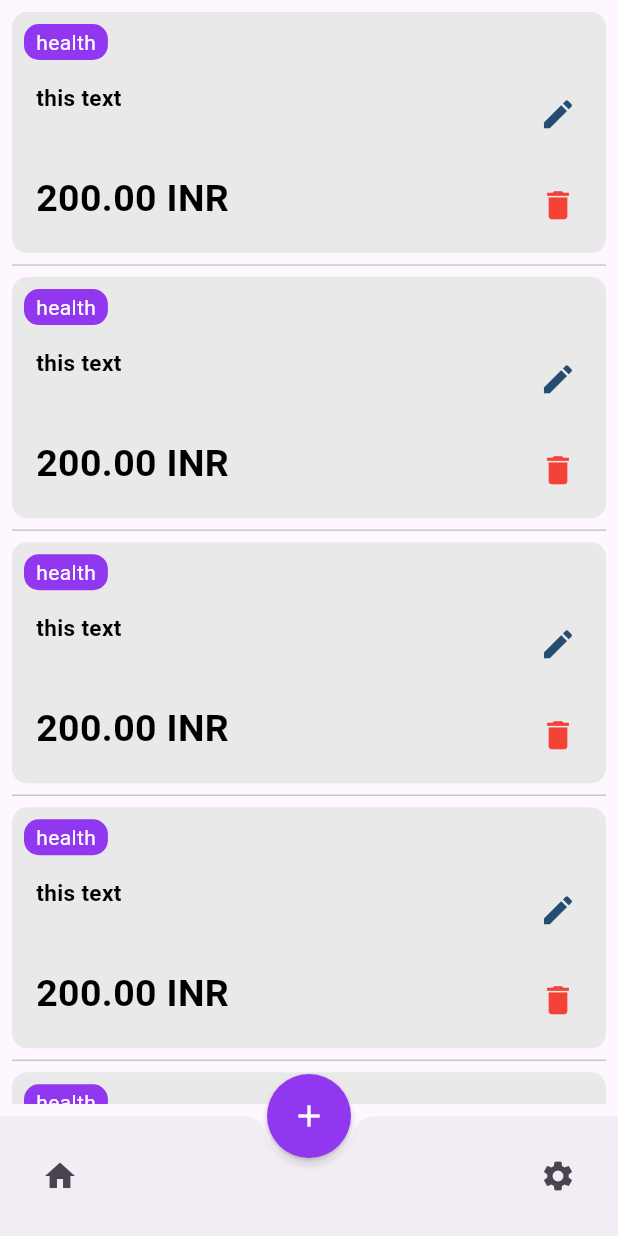
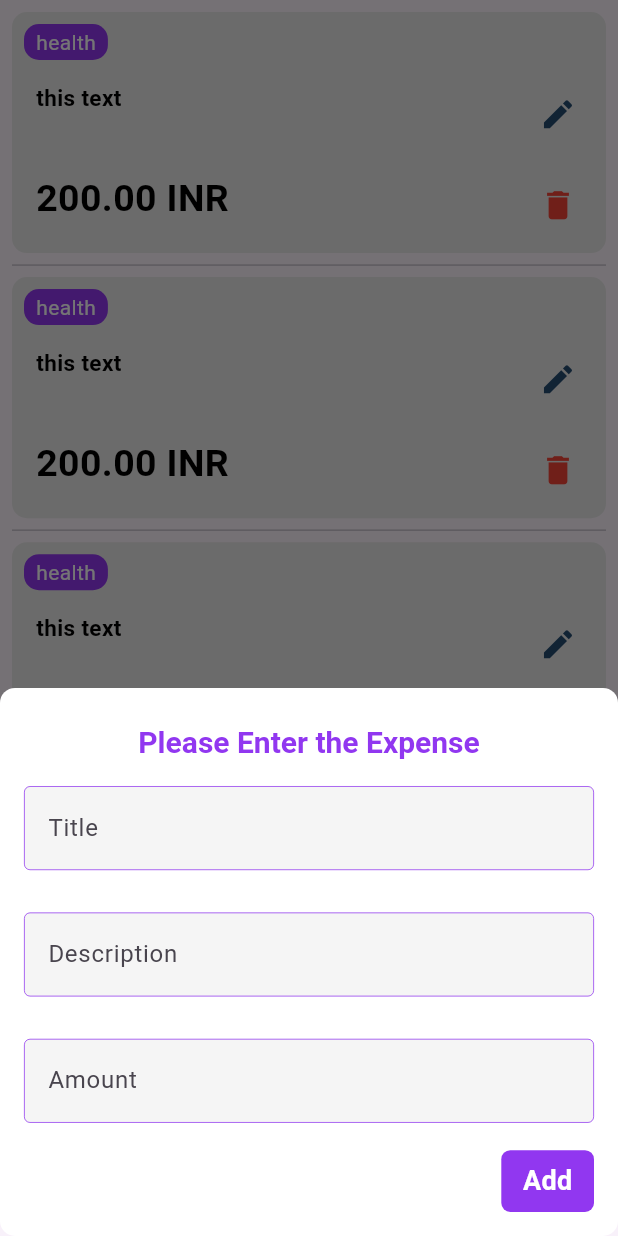
Before and after one commit to mohamed-sajidh/personal_expense_tracker, a Flutter app: the screen it shows after launch, after a tap on the "add" icon, on a phone screen of 412 x 824 dp. Run offline on Flutter 3.47's test engine with Material 3 defaults, Android fonts, the light colour scheme and no system bars; our stand-ins replace get.

Commit message:
bottom sheet added and bottom navigation bar added

```diff
--- a/lib/presentation/colors.dart
+++ b/lib/presentation/colors.dart
@@ -1,5 +1,3 @@
-import 'dart:ui';
-
 import 'package:flutter/material.dart';
 
 class AppColors {
@@ -9,6 +7,5 @@ class AppColors {
   static const white = Colors.white;
   static const edit_color = Color.fromARGB(255, 36, 77, 113);
   static const delete_color = Colors.red;
-
-
+  static const textfieldColor = Color(0x40D9D9D9);
 }
--- /dev/null
+++ b/lib/presentation/controllers/home_controller.dart
@@ -0,0 +1,5 @@
+import 'package:get/get_state_manager/src/simple/get_controllers.dart';
+
+class HomeController extends GetxController {
+
+}
--- a/lib/presentation/pages/home_page.dart
+++ b/lib/presentation/pages/home_page.dart
@@ -1,5 +1,6 @@
 import 'package:flutter/material.dart';
 import 'package:personal_expense_tracker/presentation/colors.dart';
+import 'package:personal_expense_tracker/presentation/pages/widgets/add_expense.dart';
 import 'package:personal_expense_tracker/presentation/pages/widgets/amount_container.dart';
 
 class HomePage extends StatelessWidget {
@@ -19,32 +20,31 @@ class HomePage extends StatelessWidget {
           itemCount: 10,
         ),
       ),
-
       floatingActionButton: FloatingActionButton(
         onPressed: () {
-          // Handle onPressed
+          showAddExpenseBottomSheet(context);
         },
-        child: Icon(Icons.add),
         backgroundColor: AppColors.category_container_color,
         foregroundColor: AppColors.white,
         elevation: 2.0,
         shape: const CircleBorder(),
+        child: const Icon(Icons.add),
       ),
       floatingActionButtonLocation: FloatingActionButtonLocation.centerDocked,
       bottomNavigationBar: BottomAppBar(
-        shape: CircularNotchedRectangle(),
+        shape: const CircularNotchedRectangle(),
         child: Row(
           mainAxisSize: MainAxisSize.max,
           mainAxisAlignment: MainAxisAlignment.spaceBetween,
           children: <Widget>[
             IconButton(
-              icon: Icon(Icons.home),
+              icon: const Icon(Icons.home),
               onPressed: () {
                 // Handle tap on first item
               },
             ),
             IconButton(
-              icon: Icon(Icons.settings),
+              icon: const Icon(Icons.settings),
               onPressed: () {
                 // Handle tap on second item
               },
@@ -52,20 +52,6 @@ class HomePage extends StatelessWidget {
           ],
         ),
       ),
-
-      // bottomNavigationBar: BottomNavigationBar(
-      //     items: const <BottomNavigationBarItem>[
-      //       BottomNavigationBarItem(
-      //         icon: Icon(Icons.home),
-      //         label: 'Home',
-      //       ),
-      //       BottomNavigationBarItem(
-      //         icon: Icon(Icons.circle, color: Colors.white,),
-      //         label: '',
-      //       ),
-      //     ],
-      //     selectedItemColor: Colors.blue,
-      //   ),
     );
   }
 }
--- /dev/null
+++ b/lib/presentation/pages/widgets/add_expense.dart
@@ -0,0 +1,162 @@
+import 'package:flutter/material.dart';
+import 'package:personal_expense_tracker/presentation/colors.dart';
+
+void showAddExpenseBottomSheet(BuildContext context) {
+  final anFormKey = GlobalKey<FormState>();
+  final TextEditingController titleController = TextEditingController();
+  final TextEditingController descriptionController = TextEditingController();
+  final TextEditingController amountController = TextEditingController();
+
+  showModalBottomSheet<void>(
+    context: context,
+    builder: (BuildContext context) {
+      var screeenSize = MediaQuery.of(context).size;
+      var width = screeenSize.width;
+      var height = screeenSize.height;
+      return IntrinsicHeight(
+        child: Container(
+          width: width,
+          decoration: BoxDecoration(
+            color: AppColors.white,
+            borderRadius: BorderRadius.circular(10),
+          ),
+          padding: const EdgeInsets.all(8.0),
+          child: Padding(
+            padding: const EdgeInsets.all(8.0),
+            child: Form(
+              key: anFormKey,
+              child: Column(
+                mainAxisAlignment: MainAxisAlignment.center,
+                mainAxisSize: MainAxisSize.min,
+                children: [
+                  SizedBox(
+                    height: height * 0.010,
+                  ),
+                  const DefaultTextStyle(
+                    style: TextStyle(
+                      color: AppColors.category_container_color,
+                      fontSize: 20,
+                      fontWeight: FontWeight.w600,
+                    ),
+                    child: Text("Please Enter the Expense"),
+                  ),
+                  SizedBox(
+                    height: height * 0.010,
+                  ),
+                  Padding(
+                    padding: const EdgeInsets.only(top: 10, bottom: 10),
+                    child: TextFormField(
+                      controller: titleController,
+                      validator: (value) {
+                        if (value == null || value.isEmpty) {
+                          return 'required';
+                        }
+                        return null;
+                      },
+                      decoration: const InputDecoration(
+                        border: InputBorder.none,
+                        filled: true,
+                        fillColor: AppColors.textfieldColor,
+                        enabledBorder: OutlineInputBorder(
+                          borderSide: BorderSide(
+                            color: AppColors.category_container_color,
+                            width: 0.5,
+                          ),
+                        ),
+                        labelText: 'Title',
+                      ),
+                    ),
+                  ),
+                  SizedBox(
+                    height: height * 0.010,
+                  ),
+                  Padding(
+                    padding: const EdgeInsets.only(top: 10, bottom: 10),
+                    child: TextFormField(
+                      controller: descriptionController,
+                      validator: (value) {
+                        if (value == null || value.isEmpty) {
+                          return 'required';
+                        }
+                        return null;
+                      },
+                      decoration: const InputDecoration(
+                        border: InputBorder.none,
+                        filled: true,
+                        fillColor: AppColors.textfieldColor,
+                        enabledBorder: OutlineInputBorder(
+                          borderSide: BorderSide(
+                            color: AppColors.category_container_color,
+                            width: 0.5,
+                          ),
+                        ),
+                        labelText: 'Description',
+                      ),
+                    ),
+                  ),
+                  SizedBox(
+                    height: height * 0.010,
+                  ),
+                  Padding(
+                    padding: const EdgeInsets.only(top: 10, bottom: 10),
+                    child: TextFormField(
+                      controller: amountController,
+                      validator: (value) {
+                        if (value == null || value.isEmpty) {
+                          return 'required';
+                        }
+                        return null;
+                      },
+                      decoration: const InputDecoration(
+                        border: InputBorder.none,
+                        filled: true,
+                        fillColor: AppColors.textfieldColor,
+                        enabledBorder: OutlineInputBorder(
+                          borderSide: BorderSide(
+                            color: AppColors.category_container_color,
+                            width: 0.5,
+                          ),
+                        ),
+                        labelText: 'Amount',
+                      ),
+                    ),
+                  ),
+                  SizedBox(
+                    height: height * 0.010,
+                  ),
+                  Align(
+                    alignment: Alignment.centerRight,
+                    child: InkWell(
+                      onTap: () {
+                        Navigator.pop(context);
+                      },
+                      child: Container(
+                        height: height * 0.05,
+                        width: width * 0.15,
+                        decoration: BoxDecoration(
+                          color: AppColors.category_container_color,
+                          borderRadius: BorderRadius.circular(6),
+                        ),
+                        child: const Center(
+                          child: Text(
+                            "Add",
+                            style: TextStyle(
+                              color: Colors.white,
+                              fontSize: 18,
+                              fontWeight: FontWeight.w600,
+                              height: 1.2,
+                            ),
+                          ),
+                        ),
+                      ),
+                    ),
+                  ),
+                ],
+              ),
+            ),
+          ),
+        ),
+      );
+    },
+  );
+}
--- a/pubspec.yaml
+++ b/pubspec.yaml
@@ -35,6 +35,7 @@ dependencies:
   # The following adds the Cupertino Icons font to your application.
   # Use with the CupertinoIcons class for iOS style icons.
   cupertino_icons: ^1.0.6
+  get: ^4.6.6
 
 dev_dependencies:
   flutter_test:
```
Also changed, not shown: pubspec.lock.
